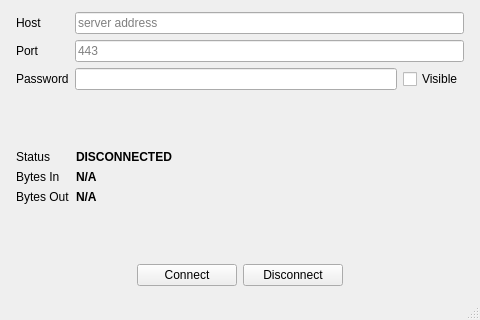
Before: the Qt Designer form Client/mainwindow.ui in xyanrch1024/overplus, drawn with Qt 5.
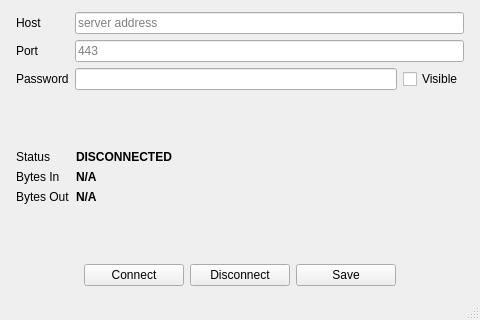
After: the same form once the commit is applied.

Commit message: fix(client): restore SAVE_BUTTON in UI layout

Patch:
```diff
--- a/Client/mainwindow.ui
+++ b/Client/mainwindow.ui
@@ -170,6 +170,14 @@
         </property>
        </widget>
       </item>
+       <item>
+        <widget class="QPushButton" name="SAVE_BUTTON">
+         <property name="text"><string>Save</string></property>
+         <property name="minimumSize">
+          <size><width>100</width><height>0</height></size>
+         </property>
+        </widget>
+      </item>
       <item>
        <spacer name="buttonSpacerRight">
         <property name="orientation">
```
Lines whose indentation alone changed are shown as unchanged.
